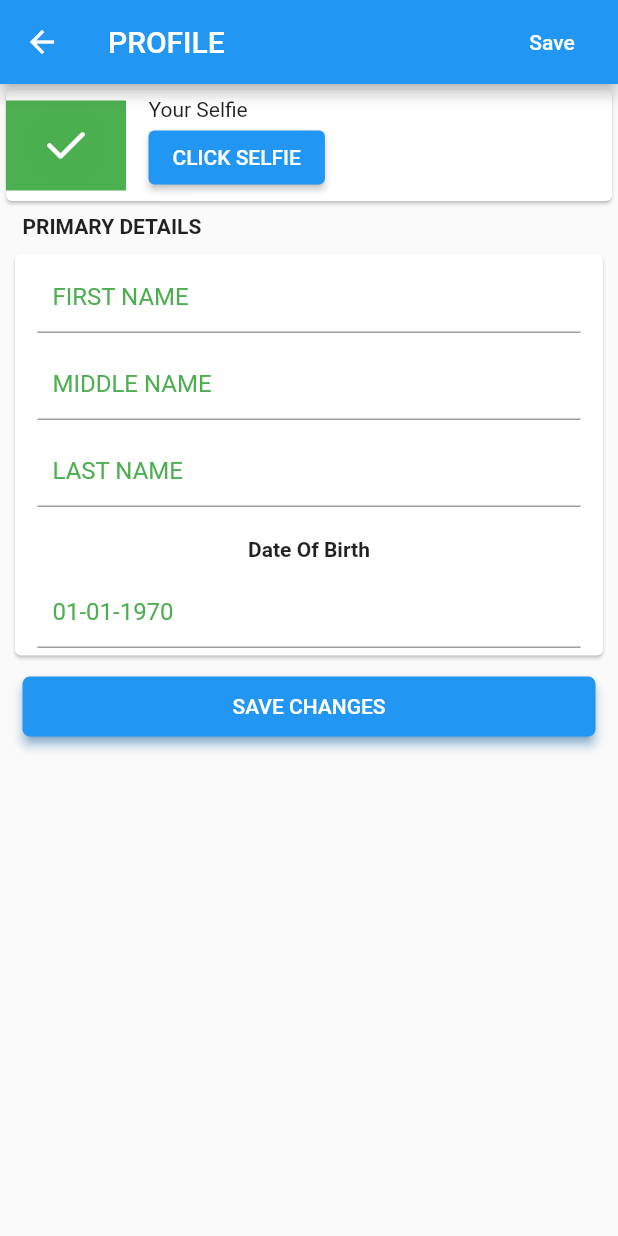
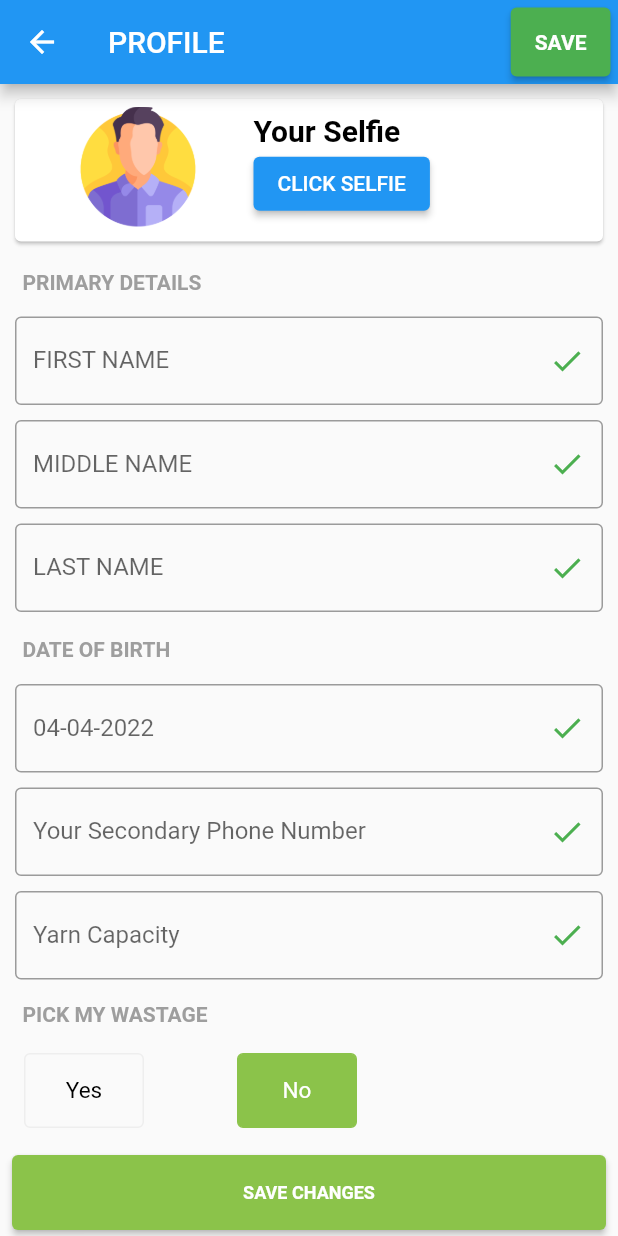
Before and after one commit to jakkani598/flutterforms, a Flutter app: the screen it shows after launch, after a tap on "EDIT", on a phone screen of 412 x 824 dp. Run offline on Flutter 3.47's test engine with Material 2 defaults, Android fonts, the phone set to English and light mode, and no system bars; our stand-ins replace flutter_svg.

Commit message:
reeler edit profile / date picker

```diff
--- /dev/null
+++ b/lib/alertdialogues/mydialoguewidget.dart
@@ -0,0 +1,30 @@
+
+import 'package:flutter/material.dart';
+
+class MyStatelessWidget extends StatelessWidget {
+  const MyStatelessWidget({Key? key}) : super(key: key);
+
+  @override
+  Widget build(BuildContext context) {
+    return TextButton(
+      onPressed: () => showDialog<String>(
+        context: context,
+        builder: (BuildContext context) => AlertDialog(
+          title: const Text('AlertDialog Title'),
+          content: const Text('AlertDialog description'),
+          actions: <Widget>[
+            TextButton(
+              onPressed: () => Navigator.pop(context, 'Cancel'),
+              child: const Text('Cancel'),
+            ),
+            TextButton(
+              onPressed: () => Navigator.pop(context, 'OK'),
+              child: const Text('OK'),
+            ),
+          ],
+        ),
+      ),
+      child: const Text('Show Dialog'),
+    );
+  }
+}
--- a/lib/main.dart
+++ b/lib/main.dart
@@ -1,6 +1,7 @@
 import 'package:flutter/material.dart';
 import 'package:flutterforms/manageprofile/profiledetailsmain.dart';
 import 'package:flutterforms/manageprofile/profileprimarydetails.dart';
+import 'package:flutterforms/reeler_data/reelerprofileedit.dart';
 
 void main() => runApp(const MyApp());
 
@@ -15,7 +16,7 @@ class MyApp extends StatelessWidget {
       title: _title,
       home: Scaffold(
         appBar: AppBar(title: const Text(_title)),
-        body: const ProfileDatailsMain(),
+        body: const ReelerProfileEdit(),
       ),
     );
   }
--- a/lib/manageprofile/profiledetailsmain.dart
+++ b/lib/manageprofile/profiledetailsmain.dart
@@ -3,7 +3,6 @@ import 'package:flutter/material.dart';
 import 'package:flutterforms/manageprofile/profileprimarydetails.dart';
 
 class ProfileDatailsMain extends StatefulWidget {
-  const ProfileDatailsMain({Key? key}) : super(key: key);
 
   @override
   State<ProfileDatailsMain> createState() => _ProfileDatailsMainState();
--- a/lib/manageprofile/profileprimarydetails.dart
+++ b/lib/manageprofile/profileprimarydetails.dart
@@ -20,7 +20,9 @@ class _ProfilePrimaryDetailsState extends State<ProfilePrimaryDetails> {
         actions: <Widget>[
           FlatButton(
             textColor: Colors.white,
-            onPressed: () {},
+            onPressed: () {
+
+            },
             child: Text("Save"),
             shape: CircleBorder(side: BorderSide(color: Colors.transparent)),
           ),
--- /dev/null
+++ b/lib/radiotheme/myradiolisttile.dart
@@ -0,0 +1,64 @@
+import 'package:flutter/material.dart';
+
+class MyRadioListTile<T> extends StatelessWidget {
+  final T value;
+  final T groupValue;
+  final String leading;
+  final Widget? title;
+  final ValueChanged<T?> onChanged;
+
+  const MyRadioListTile({
+    required this.value,
+    required this.groupValue,
+    required this.onChanged,
+    required this.leading,
+    this.title,
+  });
+
+  @override
+  Widget build(BuildContext context) {
+    final title = this.title;
+    return InkWell(
+      onTap: () => onChanged(value),
+      child: Container(
+        height: 56,
+        padding: EdgeInsets.symmetric(horizontal: 16),
+        child: Row(
+          children: [
+            _customRadioButton,
+            SizedBox(width: 30),
+            if (title != null) title,
+          ],
+        ),
+      ),
+    );
+  }
+
+  Widget get _customRadioButton {
+    final isSelected = value == groupValue;
+    return SizedBox(
+      width: 80,
+      height: 50,
+      child: Container(
+        alignment: Alignment.center,
+        padding: const EdgeInsets.symmetric(horizontal: 5, vertical: 8),
+        decoration: BoxDecoration(
+          color: isSelected ? Colors.lightGreen : null,
+          borderRadius: BorderRadius.circular(4),
+          border: Border.all(
+            color: isSelected ? Colors.lightGreen : Colors.grey[200]!,
+            width: 1,
+          ),
+        ),
+        child: Text(
+          leading,
+          style: TextStyle(
+            color: isSelected ? Colors.white : Colors.black,
+            fontWeight: FontWeight.normal,
+            fontSize: 15,
+          ),
+        ),
+      ),
+    );
+  }
+}
--- /dev/null
+++ b/lib/reeler_data/reelerprofileedit.dart
@@ -0,0 +1,218 @@
+
+
+
+import 'package:flutter/cupertino.dart';
+import 'package:flutter/material.dart';
+import 'package:flutter_svg/svg.dart';
+import 'package:flutterforms/reeler_data/reelerprofilemainform.dart';
+
+class ReelerProfileEdit extends StatefulWidget
+{
+  const ReelerProfileEdit({Key? key}) : super(key: key);
+
+  @override
+  State<ReelerProfileEdit> createState() => ReelerProfileEditState();
+
+}
+
+class ReelerProfileEditState extends State<ReelerProfileEdit>
+{
+  @override
+  Widget build(BuildContext context) {
+    return Scaffold(
+      body:  ListView(
+          children: <Widget>[
+            Card(
+              margin: const EdgeInsets.fromLTRB(10, 10, 10, 10),
+              child: Padding(
+                padding: const EdgeInsets.only(left: 5.0,top:5.0,right: 2.0,bottom: 10.0),
+                child: Column(
+                  mainAxisSize: MainAxisSize.min,
+                  children: <Widget>[
+                    Row(
+                      mainAxisAlignment: MainAxisAlignment.end,
+                      children: <Widget>[
+                        TextButton(
+                          child: const Text('EDIT',style: TextStyle(fontWeight: FontWeight.bold,fontSize: 15,color: Colors.blue)),
+                          onPressed: () {
+                            Navigator.push(context, MaterialPageRoute(builder: (context)=>const ReelerProfileMainForm()));
+                          },
+                        ),
+                        const SizedBox(width: 8),
+                      ],
+                    ),
+                    Row(
+                      mainAxisAlignment: MainAxisAlignment.spaceBetween,
+                      children: <Widget>[
+                         Expanded(
+                          flex: 2,
+                          child: ClipRRect(
+                            borderRadius: BorderRadius.circular(8.0),
+                            child: const Image(image: AssetImage('assets/images/man.png'),width: 80,height: 80,)
+                          ),
+                        ),
+                        Expanded(
+                          flex: 3,
+                          child: Container(
+                            child:Column(
+                              mainAxisAlignment: MainAxisAlignment.start,
+                                crossAxisAlignment: CrossAxisAlignment.start,
+                                children: const <Widget>[
+                                  Text("UserName",style: TextStyle(fontWeight: FontWeight.bold,fontSize: 25,color: Colors.black),),
+                                  Text("Mobile Number",style: TextStyle(fontWeight: FontWeight.normal,fontSize: 20,color: Colors.grey),),
+                                  Text("Address",style: TextStyle(fontWeight: FontWeight.normal,fontSize: 20,color: Colors.grey),)
+                                  ]
+                          ),
+                        ),
+                        ),
+                      ],
+                    ),
+                  ],
+                ),
+              ),
+            ),
+            const Padding(padding: EdgeInsets.only(left: 15,top: 2,bottom: 2,right: 15)),
+            Container(
+              padding: const EdgeInsets.only(left: 15,top: 5,bottom: 5,right: 15),
+              child: const Text("ADDRESS DETAILS",style: TextStyle(fontWeight: FontWeight.bold,color: Colors.grey),),
+            ),
+            Card(
+                margin: const EdgeInsets.only(left: 10,top: 5,bottom: 5,right: 10),
+                child: Container(
+                    padding: const EdgeInsets.all(15.0),
+                    child:Row(
+                      crossAxisAlignment: CrossAxisAlignment.center,
+                      children: <Widget> [
+                        Image.asset(
+                          "assets/images/correct.png",
+                          width: 20,height: 20,
+                          fit: BoxFit.fill,
+                        ),
+                        const Padding(
+                          padding: EdgeInsets.only(left: 10.0),
+                          child: Expanded(
+                            flex: 5,
+                            child: Text("Address",textAlign: TextAlign.left,style: TextStyle(fontWeight: FontWeight.bold,color: Colors.black)),
+                          ),
+                        ),
+                        const Expanded(
+                          child: Text("EDIT",textAlign: TextAlign.end,style: TextStyle(fontWeight: FontWeight.bold,color: Colors.blue)),
+                        ),
+                      ],
+                    )
+                )
+            )
+            ,
+            const Padding(padding: EdgeInsets.only(left: 15,top: 5,bottom: 5,right: 15)),
+            Container(
+              padding: const EdgeInsets.only(left: 15,top: 5,bottom: 5,right: 15),
+              child: const Text("PAYMENT DETAILS",style: TextStyle(fontWeight: FontWeight.bold,color: Colors.grey),),
+            ),
+            Card(
+                margin: const EdgeInsets.only(left: 10,top: 5,bottom: 5,right: 10),
+                child: Container(
+                    padding: const EdgeInsets.all(15.0),
+                    child:Row(
+                      crossAxisAlignment: CrossAxisAlignment.center,
+                      children:  <Widget> [
+                        Image.asset(
+                          "assets/images/correct.png",
+                          width: 20,height: 20,
+                          fit: BoxFit.fill,
+                        ),
+                        const Padding(
+                          padding: EdgeInsets.only(left: 10.0),
+                          child: Expanded(
+                            flex: 5,
+                            child: Text("Bank Account",textAlign: TextAlign.center,style: TextStyle(fontWeight: FontWeight.bold,color: Colors.black  )),
+                          ),
+                        ),
+                        const Expanded(
+                          child: Text("EDIT",textAlign: TextAlign.end,style: TextStyle(fontWeight: FontWeight.bold,color: Colors.blue)),
+                        ),
+                      ],
+                    )
+                )
+
+            ),
+            const Padding(padding: EdgeInsets.only(left: 15,top: 5,bottom: 5,right: 15)),
+            Container(
+              padding: const EdgeInsets.only(left: 15,top: 5,bottom: 5,right: 15),
+              child: const Text("KYC Details",style: TextStyle(fontWeight: FontWeight.bold,color: Colors.grey),),
+            ),
+            Card(
+                margin: const EdgeInsets.only(left: 10,top: 5,bottom: 5,right: 10),
+                child: Container(
+                    padding: const EdgeInsets.all(15.0),
+                    child:Row(
+                      crossAxisAlignment: CrossAxisAlignment.center,
+                      children:  <Widget> [
+                        Image.asset(
+                          "assets/images/correct.png",
+                          width: 20,height: 20,
+                          fit: BoxFit.fill,
+                        ),
+                        const Padding(
+                          padding: EdgeInsets.only(left: 10.0),
+                          child: Expanded(
+                            flex: 5,
+                            child: Text("Update KYC",textAlign: TextAlign.center,style: TextStyle(fontWeight: FontWeight.bold,color: Colors.black  )),
+                          ),
+                        ),
+                        const Expanded(
+                          child: Text("UPDATE",textAlign: TextAlign.end,style: TextStyle(fontWeight: FontWeight.bold,color: Colors.blue)),
+                        ),
+                      ],
+                    )
+                )
+
+            ),
+            const Padding(padding: EdgeInsets.only(left: 15,top: 5,bottom: 5,right: 15)),
+            Container(
+              padding: const EdgeInsets.only(left: 15,top: 5,bottom: 5,right: 15),
+              child: const Text("CREDIT SCORE",style: TextStyle(fontWeight: FontWeight.bold,color: Colors.grey),),
+            ),
+            Card(
+              margin: const EdgeInsets.only(left: 10,top: 5,bottom: 5,right: 10),
+              child : SizedBox(
+                height: 130,
+                child : Center(
+                  child:Column(
+                    children: [
+                      const Padding(padding: EdgeInsets.all(10)),
+                      ElevatedButton(onPressed: () {
+                      },
+                        child: const Padding(
+                          padding: EdgeInsets.all(15.0),
+                          child: Text("GET CREDIT SCORE"),
+                        ),
+                        style: ElevatedButton.styleFrom(
+                            primary: Colors.lightGreen,
+                            textStyle: const TextStyle(
+                                fontSize: 12,
+                                fontWeight: FontWeight.bold)),
+                      ),
+                      Center(
+                        child: Row(
+                          mainAxisAlignment: MainAxisAlignment.center,
+                          children: [
+                            Container(
+                                child: const Text("powered \nby",textAlign: TextAlign.end,style: TextStyle(color: Colors.grey),)
+                            ),
+                            Padding(
+                              padding: const EdgeInsets.all(5.0),
+                              child: Image.asset('assets/images/correct.png',width: 30,height: 30,),
+                            )
+                          ],
+                        ),
+                      )
+                    ],
+                  )
+                ),
+              ),
+            ),
+          ])
+    );
+  }
+
+}
--- /dev/null
+++ b/lib/reeler_data/reelerprofilemainform.dart
@@ -0,0 +1,287 @@
+import 'package:flutter/material.dart';
+import 'package:flutter_svg/svg.dart';
+
+import '../radiotheme/myradiolisttile.dart';
+
+class ReelerProfileMainForm extends StatefulWidget {
+  const ReelerProfileMainForm({Key? key}) : super(key: key);
+  @override
+  State<ReelerProfileMainForm> createState() => ReelerProfileMainFormState();
+}
+
+class ReelerProfileMainFormState extends State<ReelerProfileMainForm> {
+  int _value = 0;
+  @override
+  Widget build(BuildContext context) {
+    return Scaffold(
+        appBar: AppBar(
+          title: const Text("PROFILE"),
+          actions: <Widget>[
+            Padding(
+              padding: const EdgeInsets.all(5.0),
+              child: ElevatedButton(
+                onPressed: () =>
+                    showDialog<String>(
+                      context: context,
+                      builder: (BuildContext context) => AlertDialog(
+                        title: const Text('AlertDialog Title'),
+                        content: const Text('AlertDialog description'),
+                        actions: <Widget>[
+                          TextButton(
+                            onPressed: () => Navigator.pop(context, 'Cancel'),
+                            child: const Text('Cancel'),
+                          ),
+                          TextButton(
+                            onPressed: () => Navigator.pop(context, 'OK'),
+                            child: const Text('OK'),
+                          ),
+                        ],
+                      ),
+                    ),
+                style: ButtonStyle(
+                  backgroundColor: MaterialStateProperty.all(Colors.green),
+                ),
+                child: const Text(
+                  "SAVE",
+                  style: TextStyle(
+                      color: Colors.white, fontWeight: FontWeight.bold),
+                ),
+              ),
+            ),
+          ],
+        ),
+        body: Container(
+            child: ListView(children: <Widget>[
+          Card(
+            margin: const EdgeInsets.fromLTRB(10, 10, 10, 10),
+            child: Padding(
+              padding: const EdgeInsets.only(
+                  left: 5.0, top: 5.0, right: 2.0, bottom: 10.0),
+              child: Column(
+                mainAxisSize: MainAxisSize.min,
+                children: <Widget>[
+                  Row(
+                    mainAxisAlignment: MainAxisAlignment.spaceBetween,
+                    children: <Widget>[
+                      Expanded(
+                        flex: 2,
+                        child: ClipRRect(
+                            borderRadius: BorderRadius.circular(8.0),
+                            child: const Image(
+                              image: AssetImage('assets/images/man.png'),
+                              width: 80,
+                              height: 80,
+                            )),
+                      ),
+                      Expanded(
+                        flex: 3,
+                        child: Container(
+                          child: Column(
+                              mainAxisAlignment: MainAxisAlignment.start,
+                              crossAxisAlignment: CrossAxisAlignment.start,
+                              children: <Widget>[
+                                Container(
+                                    child: Text(
+                                  "Your Selfie",
+                                  style: TextStyle(
+                                      fontWeight: FontWeight.bold,
+                                      fontSize: 20,
+                                      color: Colors.black),
+                                )),
+                                Container(
+                                  child: ElevatedButton(
+                                    onPressed: () {},
+                                    child: const Text("CLICK SELFIE"),
+                                  ),
+                                )
+                              ]),
+                        ),
+                      ),
+                    ],
+                  ),
+                ],
+              ),
+            ),
+          ),
+          const Padding(
+              padding: EdgeInsets.only(left: 15, top: 2, bottom: 2, right: 15)),
+          Container(
+            padding:
+                const EdgeInsets.only(left: 15, top: 5, bottom: 5, right: 15),
+            child: const Text(
+              "PRIMARY DETAILS",
+              style: TextStyle(fontWeight: FontWeight.bold, color: Colors.grey),
+            ),
+          ),
+          Container(
+            padding: const EdgeInsets.fromLTRB(10, 10, 10, 0),
+            child: TextField(
+              obscureText: true,
+              decoration: InputDecoration(
+                border: OutlineInputBorder(),
+                labelText: 'FIRST NAME',
+                suffixIcon: IconButton(
+                  icon: const Icon(
+                    Icons.done,
+                    color: Colors.green,
+                  ),
+                  onPressed: () {},
+                ),
+              ),
+            ),
+          ),
+          Container(
+            padding: const EdgeInsets.fromLTRB(10, 10, 10, 0),
+            child: TextField(
+              obscureText: true,
+              decoration: InputDecoration(
+                border: OutlineInputBorder(),
+                labelText: 'MIDDLE NAME',
+                suffixIcon: IconButton(
+                  icon: const Icon(
+                    Icons.done,
+                    color: Colors.green,
+                  ),
+                  onPressed: () {},
+                ),
+              ),
+            ),
+          ),
+          Container(
+            padding: const EdgeInsets.fromLTRB(10, 10, 10, 0),
+            child: TextField(
+              obscureText: true,
+              decoration: InputDecoration(
+                border: OutlineInputBorder(),
+                labelText: 'LAST NAME',
+                suffixIcon: IconButton(
+                  icon: const Icon(
+                    Icons.done,
+                    color: Colors.green,
+                  ),
+                  onPressed: () {},
+                ),
+              ),
+            ),
+          ),
+          const Padding(
+              padding:
+                  EdgeInsets.only(left: 15, top: 10, bottom: 2, right: 15)),
+          Container(
+            padding:
+                const EdgeInsets.only(left: 15, top: 5, bottom: 5, right: 15),
+            child: const Text(
+              "DATE OF BIRTH",
+              style: TextStyle(fontWeight: FontWeight.bold, color: Colors.grey),
+            ),
+          ),
+          Container(
+            padding: const EdgeInsets.fromLTRB(10, 10, 10, 0),
+            child: TextField(
+              obscureText: true,
+              decoration: InputDecoration(
+                border: OutlineInputBorder(),
+                labelText: '04-04-2022',
+                suffixIcon: IconButton(
+                  icon: const Icon(
+                    Icons.done,
+                    color: Colors.green,
+                  ),
+                  onPressed: () {
+                    _selectDate(context);
+                  },
+                ),
+              ),
+            ),
+          ),
+        Container(
+        padding: const EdgeInsets.fromLTRB(10, 10, 10, 0),
+          child: TextField(
+          obscureText: true,
+            decoration: InputDecoration(
+                border: OutlineInputBorder(),
+                  labelText: 'Your Secondary Phone Number',
+                    suffixIcon: IconButton(
+                    icon: const Icon(Icons.done, color: Colors.green,), onPressed: () {  },
+                    ),
+                    ),
+                    ),
+          ),
+              Container(
+                padding: const EdgeInsets.fromLTRB(10, 10, 10, 0),
+                child: TextField(
+                  obscureText: true,
+                  decoration: InputDecoration(
+                    border: OutlineInputBorder(),
+                    labelText: 'Yarn Capacity',
+                    suffixIcon: IconButton(
+                      icon: const Icon(Icons.done, color: Colors.green,), onPressed: () {  },
+                    ),
+                  ),
+                ),
+              ),
+          const Padding(
+              padding: EdgeInsets.only(left: 15, top: 5, bottom: 5, right: 15)),
+          Container(
+            padding:
+                const EdgeInsets.only(left: 15, top: 5, bottom: 5, right: 15),
+            child: const Text(
+              "PICK MY WASTAGE",
+              style: TextStyle(fontWeight: FontWeight.bold, color: Colors.grey),
+            ),
+          ),
+          const Padding(
+              padding: EdgeInsets.only(left: 15, top: 5, bottom: 5, right: 15)),
+          Container(
+              child: Row(
+                children: [
+                  MyRadioListTile<int>(
+                    value: 1,
+                    groupValue: _value,
+                    leading: 'Yes',
+                    onChanged: (value) => setState(() => _value = value!),
+                  ),
+                  MyRadioListTile<int>(
+                    value: 0,
+                    groupValue: _value,
+                    leading: 'No',
+                    onChanged: (value) => setState(() => _value = value!),
+                  ),
+                ],
+              )
+          ),
+            Padding(
+              padding: const EdgeInsets.only(left: 8.0,right: 8.0,bottom: 30.0,top: 15.0),
+              child: SizedBox(
+                height: 50,
+                child: ElevatedButton(
+                  onPressed: () {},
+                  child: const Padding(
+                    padding: EdgeInsets.all(15.0),
+                    child: Text("SAVE CHANGES"),
+                  ),
+                  style: ElevatedButton.styleFrom(
+                      primary: Colors.lightGreen,
+                      textStyle: const TextStyle(
+                          fontSize: 12, fontWeight: FontWeight.bold)),
+                ),
+              ),
+            )
+        ])));
+  }
+  DateTime selectedDate = DateTime.now();
+  _selectDate(BuildContext context) async {
+    final DateTime? selected = await showDatePicker(
+      context: context,
+      initialDate: selectedDate,
+      firstDate: DateTime(2010),
+      lastDate: DateTime(2025),
+    );
+    if (selected != null && selected != selectedDate) {
+      setState(() {
+        selectedDate = selected;
+      });
+    }
+  }
+
+}
--- a/pubspec.yaml
+++ b/pubspec.yaml
@@ -34,6 +34,7 @@ dependencies:
   # The following adds the Cupertino Icons font to your application.
   # Use with the CupertinoIcons class for iOS style icons.
   cupertino_icons: ^1.0.2
+  flutter_svg: ^1.0.3
 
 dev_dependencies:
   flutter_test:
```
Also changed, not shown: assets/experianlogo.svg (added), pubspec.lock.
